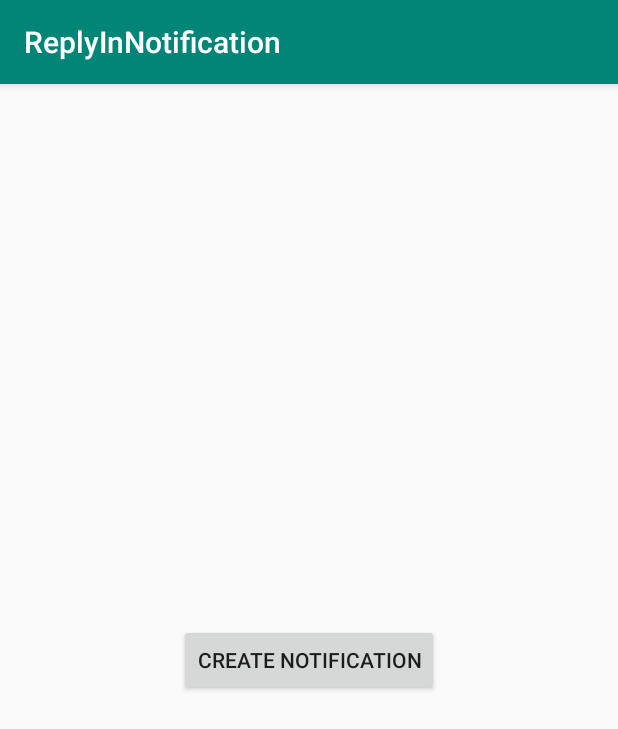
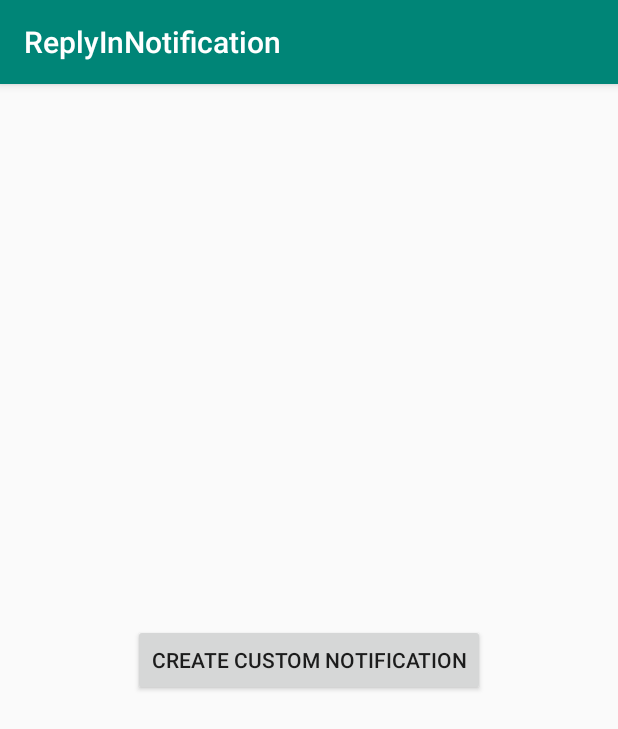
Before and after one commit to rudrasouvik/ReplyInNotificationAndroid, an Android app: the screen it shows after launch (MainActivity), on a phone screen of 412 x 824 dp. Shown: the top 729 px of the screen. Run offline under Robolectric (Android 15) with nearby library versions, the phone set to English and light mode, and no system bars.

Commit message:
Third commit

```diff
--- a/app/src/main/res/layout/activity_main.xml
+++ b/app/src/main/res/layout/activity_main.xml
@@ -12,6 +12,6 @@
         android:layout_height="wrap_content"
         android:layout_centerHorizontal="true"
         android:layout_centerVertical="true"
-        android:text="Create Notification" />
+        android:text="Create Custom Notification" />
 
 </RelativeLayout>
```
